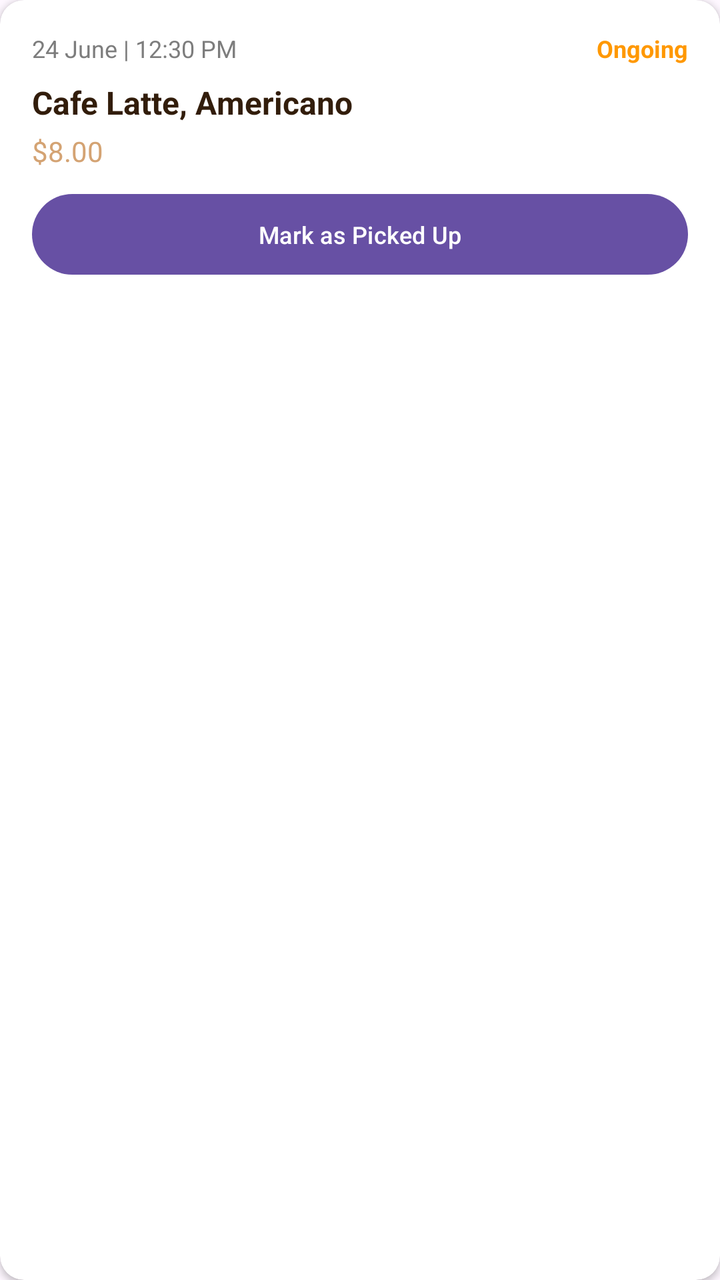
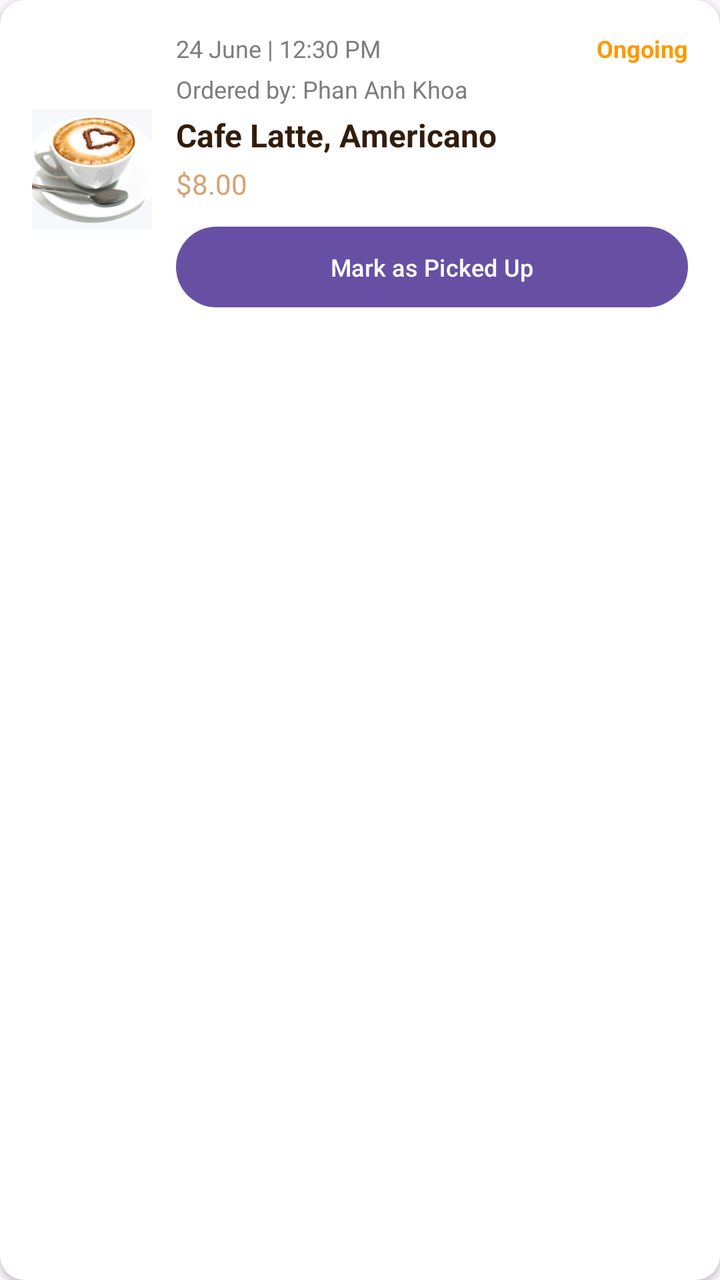

Screens rendered from an Android XML layout before and after an edit, with the pre-edit source and the edit as a unified diff.
<!-- AndroidManifest.xml: application theme Theme.CoffeApp -->
<!-- res/layout/item_order_history.xml -->
<?xml version="1.0" encoding="utf-8"?>
<androidx.cardview.widget.CardView xmlns:android="http://schemas.android.com/apk/res/android"
    xmlns:app="http://schemas.android.com/apk/res-auto"
    android:layout_width="match_parent"
    android:layout_height="wrap_content"
    android:layout_margin="8dp"
    app:cardCornerRadius="12dp"
    app:cardElevation="2dp">

    <LinearLayout
        android:layout_width="match_parent"
        android:layout_height="wrap_content"
        android:orientation="vertical"
        android:padding="16dp">

        <LinearLayout
            android:layout_width="match_parent"
            android:layout_height="wrap_content"
            android:orientation="horizontal">

            <TextView
                android:id="@+id/tvOrderDate"
                android:layout_width="0dp"
                android:layout_height="wrap_content"
                android:layout_weight="1"
                android:text="24 June | 12:30 PM"
                android:textColor="@color/text_secondary"
                android:textSize="12sp" />

            <TextView
                android:id="@+id/tvOrderStatus"
                android:layout_width="wrap_content"
                android:layout_height="wrap_content"
                android:text="Ongoing"
                android:textColor="@color/status_ongoing"
                android:textSize="12sp"
                android:textStyle="bold" />
        </LinearLayout>

        <TextView
            android:id="@+id/tvOrderItems"
            android:layout_width="wrap_content"
            android:layout_height="wrap_content"
            android:layout_marginTop="8dp"
            android:text="Cafe Latte, Americano"
            android:textColor="@color/text_primary"
            android:textSize="16sp"
            android:textStyle="bold" />

        <TextView
            android:id="@+id/tvOrderPrice"
            android:layout_width="wrap_content"
            android:layout_height="wrap_content"
            android:layout_marginTop="4dp"
            android:text="$8.00"
            android:textColor="@color/accent"
            android:textSize="14sp" />

        <Button
            android:id="@+id/btnMarkComplete"
            android:layout_width="match_parent"
            android:layout_height="wrap_content"
            android:layout_marginTop="12dp"
            android:background="@drawable/btn_primary_rounded"
            android:minHeight="0dp"
            android:paddingVertical="8dp"
            android:text="Mark as Picked Up"
            android:textAllCaps="false"
            android:textColor="@color/white"
            android:textSize="12sp"
            android:visibility="visible" />

    </LinearLayout>
</androidx.cardview.widget.CardView>
<!-- resources referenced by this layout -->
<resources>
  <color name="accent">#D4A373</color>
  <color name="status_ongoing">#FF9800</color>
  <color name="text_primary">#321D0B</color>
  <color name="text_secondary">#7D7D7D</color>
  <color name="white">#FFFFFFFF</color>
  <!-- drawable btn_primary_rounded (drawable) -->
  <?xml version="1.0" encoding="utf-8"?>
  <shape xmlns:android="http://schemas.android.com/apk/res/android">
      <solid android:color="@color/primary" />
      <corners android:radius="24dp" />
  </shape>
  <style name="Theme.CoffeApp" parent="Base.Theme.CoffeApp" />
  <color name="primary">#321D0B</color>
  <style name="Base.Theme.CoffeApp" parent="Theme.Material3.DayNight.NoActionBar">
          
          
      </style>
</resources>

<!-- the commit's change to res/layout/item_order_history.xml (unified diff, before → after) -->
@@ -10,65 +10,91 @@
     <LinearLayout
         android:layout_width="match_parent"
         android:layout_height="wrap_content"
-        android:orientation="vertical"
+        android:orientation="horizontal"
         android:padding="16dp">
 
+        
+        <ImageView
+            android:id="@+id/ivOrderImage"
+            android:layout_width="60dp"
+            android:layout_height="60dp"
+            android:layout_marginEnd="12dp"
+            android:layout_gravity="center_vertical"
+            android:scaleType="centerCrop"
+            android:src="@drawable/img_mocha" /> 
+
         <LinearLayout
-            android:layout_width="match_parent"
+            android:layout_width="0dp"
             android:layout_height="wrap_content"
-            android:orientation="horizontal">
+            android:layout_weight="1"
+            android:orientation="vertical">
 
+            <LinearLayout
+                android:layout_width="match_parent"
+                android:layout_height="wrap_content"
+                android:orientation="horizontal">
+
+                <TextView
+                    android:id="@+id/tvOrderDate"
+                    android:layout_width="0dp"
+                    android:layout_height="wrap_content"
+                    android:layout_weight="1"
+                    android:text="24 June | 12:30 PM"
+                    android:textColor="@color/text_secondary"
+                    android:textSize="12sp" />
+
+                <TextView
+                    android:id="@+id/tvOrderStatus"
+                    android:layout_width="wrap_content"
+                    android:layout_height="wrap_content"
+                    android:text="Ongoing"
+                    android:textColor="@color/status_ongoing"
+                    android:textSize="12sp"
+                    android:textStyle="bold" />
+            </LinearLayout>
+
+            
             <TextView
-                android:id="@+id/tvOrderDate"
-                android:layout_width="0dp"
+                android:id="@+id/tvOrderUserName"
+                android:layout_width="wrap_content"
                 android:layout_height="wrap_content"
-                android:layout_weight="1"
-                android:text="24 June | 12:30 PM"
+                android:layout_marginTop="4dp"
+                android:text="Ordered by: Phan Anh Khoa"
                 android:textColor="@color/text_secondary"
                 android:textSize="12sp" />
 
             <TextView
-                android:id="@+id/tvOrderStatus"
+                android:id="@+id/tvOrderItems"
                 android:layout_width="wrap_content"
                 android:layout_height="wrap_content"
-                android:text="Ongoing"
-                android:textColor="@color/status_ongoing"
+                android:layout_marginTop="4dp"
+                android:text="Cafe Latte, Americano"
+                android:textColor="@color/text_primary"
+                android:textSize="16sp"
+                android:textStyle="bold" />
+
+            <TextView
+                android:id="@+id/tvOrderPrice"
+                android:layout_width="wrap_content"
+                android:layout_height="wrap_content"
+                android:layout_marginTop="4dp"
+                android:text="$8.00"
+                android:textColor="@color/accent"
+                android:textSize="14sp" />
+
+            <Button
+                android:id="@+id/btnMarkComplete"
+                android:layout_width="match_parent"
+                android:layout_height="wrap_content"
+                android:layout_marginTop="12dp"
+                android:background="@drawable/btn_primary_rounded"
+                android:minHeight="0dp"
+                android:paddingVertical="8dp"
+                android:text="Mark as Picked Up"
+                android:textAllCaps="false"
+                android:textColor="@color/white"
                 android:textSize="12sp"
-                android:textStyle="bold" />
+                android:visibility="visible" />
         </LinearLayout>
-
-        <TextView
-            android:id="@+id/tvOrderItems"
-            android:layout_width="wrap_content"
-            android:layout_height="wrap_content"
-            android:layout_marginTop="8dp"
-            android:text="Cafe Latte, Americano"
-            android:textColor="@color/text_primary"
-            android:textSize="16sp"
-            android:textStyle="bold" />
-
-        <TextView
-            android:id="@+id/tvOrderPrice"
-            android:layout_width="wrap_content"
-            android:layout_height="wrap_content"
-            android:layout_marginTop="4dp"
-            android:text="$8.00"
-            android:textColor="@color/accent"
-            android:textSize="14sp" />
-
-        <Button
-            android:id="@+id/btnMarkComplete"
-            android:layout_width="match_parent"
-            android:layout_height="wrap_content"
-            android:layout_marginTop="12dp"
-            android:background="@drawable/btn_primary_rounded"
-            android:minHeight="0dp"
-            android:paddingVertical="8dp"
-            android:text="Mark as Picked Up"
-            android:textAllCaps="false"
-            android:textColor="@color/white"
-            android:textSize="12sp"
-            android:visibility="visible" />
-
     </LinearLayout>
 </androidx.cardview.widget.CardView>
<!-- resource entries referenced after the edit -->
@@ -11,6 +11,7 @@
       <solid android:color="@color/primary" />
       <corners android:radius="24dp" />
   </shape>
+  <!-- drawable img_mocha: png bitmap (drawable, 58943 bytes) -->
   <style name="Theme.CoffeApp" parent="Base.Theme.CoffeApp" />
   <color name="primary">#321D0B</color>
   <style name="Base.Theme.CoffeApp" parent="Theme.Material3.DayNight.NoActionBar">
